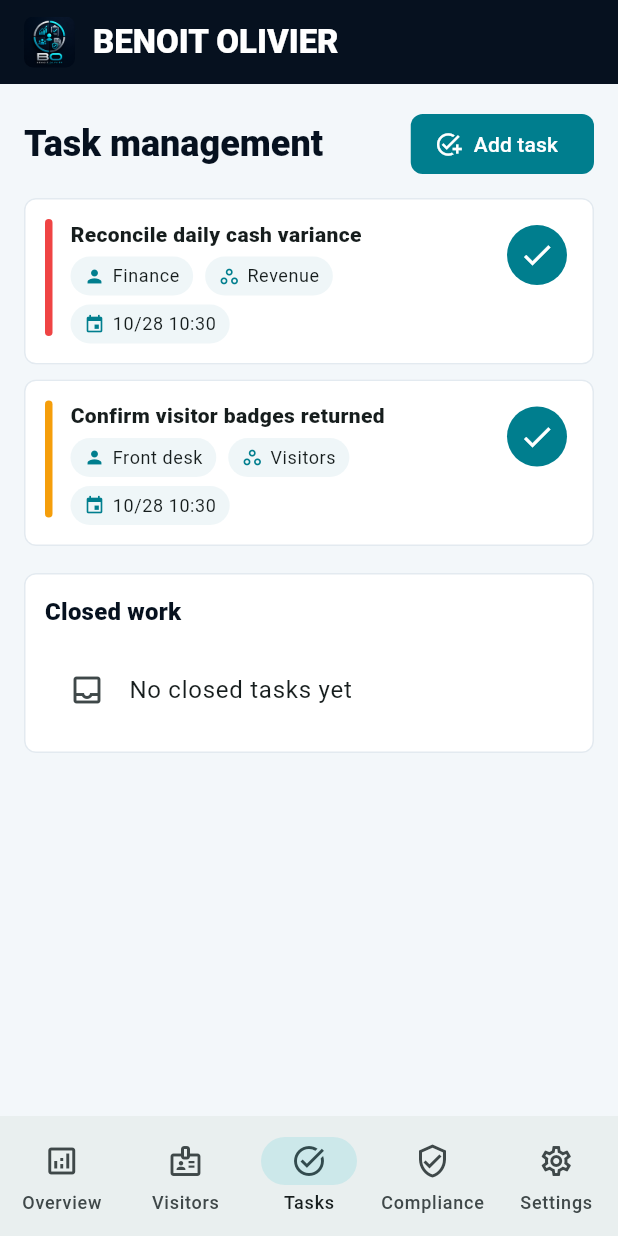
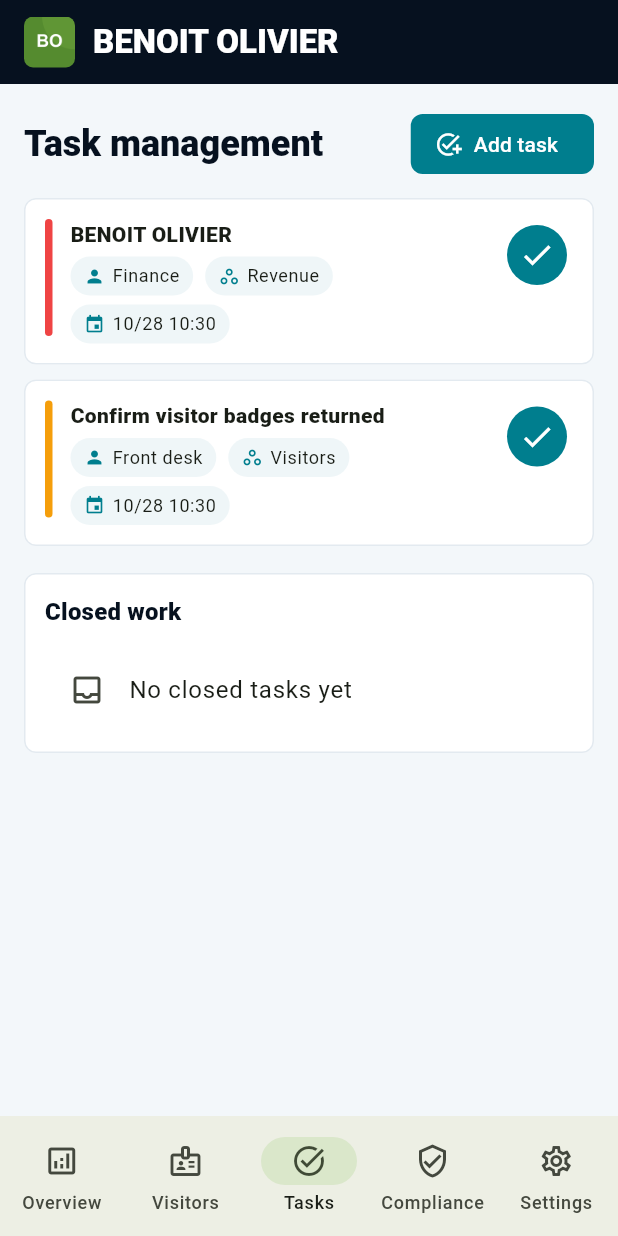
Before and after one commit to EOOrga/68d9d10a1299230338dbbdc7, a Flutter app: the screen it shows after launch, item 3 of the bottom bar chosen, on a phone screen of 412 x 824 dp. Run offline on Flutter 3.47's test engine with Material 3 defaults, Android fonts, the phone set to English and light mode, and no system bars; our stand-ins replace shared_preferences.

Commit message:
Create Flutter variant com.demble.benoitolivier

```diff
--- a/lib/main.dart
+++ b/lib/main.dart
@@ -6,7 +6,7 @@
 
 const _brandName = 'BENOIT OLIVIER';
 const _primaryNavy = Color(0xFF06111F);
-const _electricCyan = Color(0xFF04D9E8);
+const _electricCyan = Color(0xFF558B2F);
 const _success = Color(0xFF2DD4BF);
 const _warning = Color(0xFFF59E0B);
 const _danger = Color(0xFFEF4444);
@@ -459,7 +459,7 @@
     tasks = [
       OpsTask(
         id: 't1',
-        title: 'Reconcile daily cash variance',
+        title: 'BENOIT OLIVIER',
         owner: 'Finance',
         area: 'Revenue',
         dueDate: now.add(const Duration(days: 1)),
--- a/pubspec.yaml
+++ b/pubspec.yaml
@@ -1,4 +1,4 @@
-name: benoit_olivier
+name: benoitolivier
 description: Local operations workspace for BENOIT OLIVIER.
 publish_to: 'none'
 version: 1.0.0+1
@@ -21,6 +21,8 @@
   android: true
   ios: false
   image_path: "docs/icon.png"
+  adaptive_icon_foreground: docs/icon.png
+  adaptive_icon_background: "#8BC34A"
   min_sdk_android: 23
 
 flutter:
```
Also changed, not shown: docs/icon.png, 11 other files.
